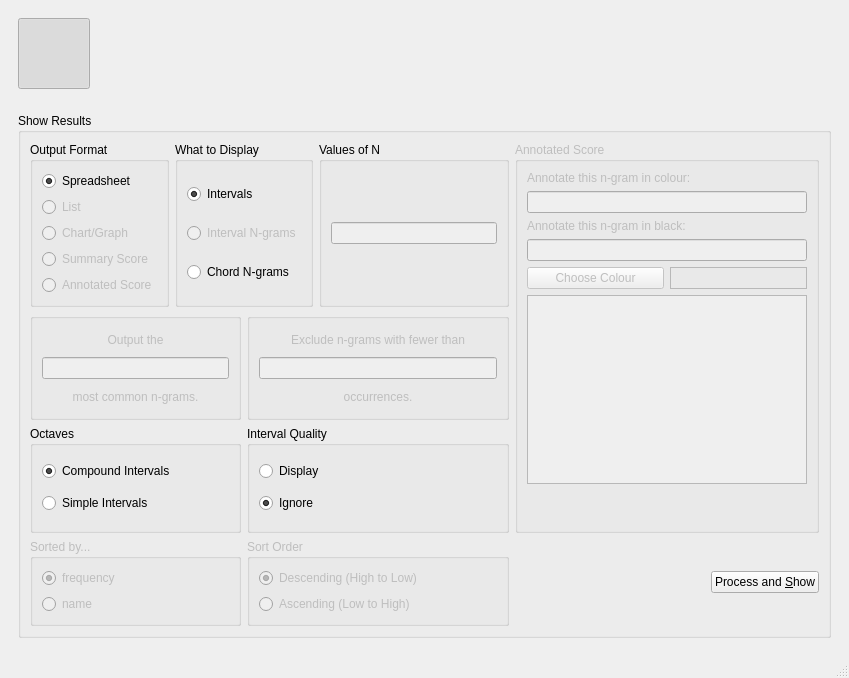
This is views/ui/main_window.ui in ELVIS-Project/vis-framework as Qt 5 draws it before an edit. The edited form follows.
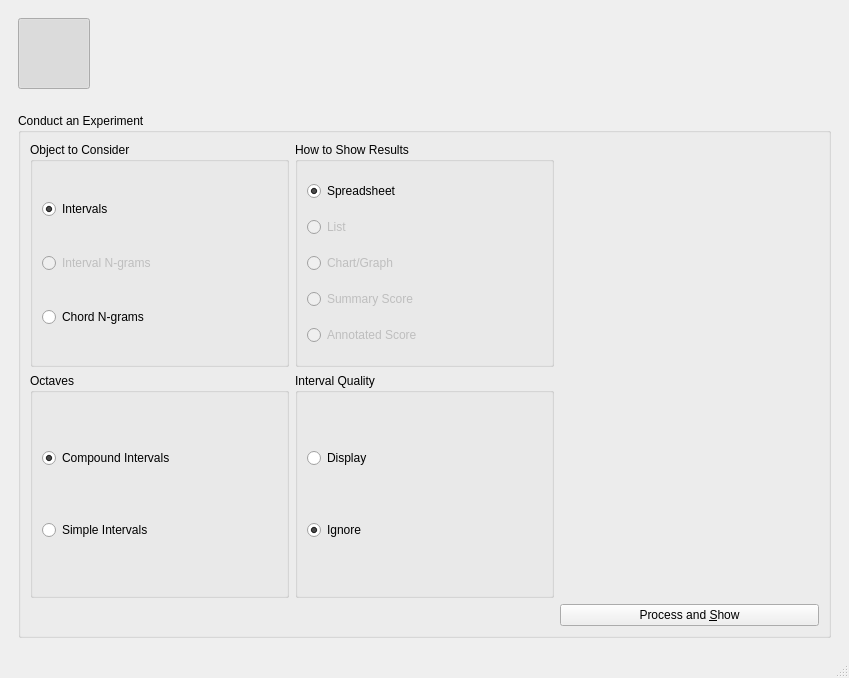
This is the edited form. Icons and pictures are not drawn.

The edit to the form file:
```diff
--- a/views/ui/main_window.ui
+++ b/views/ui/main_window.ui
@@ -636,13 +636,13 @@
         <item>
          <widget class="QGroupBox" name="groupBox_2">
           <property name="title">
-           <string>Show Results</string>
+           <string>Conduct an Experiment</string>
           </property>
           <layout class="QGridLayout" name="gridLayout">
-           <item row="0" column="0">
+           <item row="0" column="1">
             <widget class="QGroupBox" name="groupBox_5">
              <property name="title">
-              <string>Output Format</string>
+              <string>How to Show Results</string>
              </property>
              <layout class="QVBoxLayout" name="verticalLayout_9">
               <item>
@@ -701,36 +701,27 @@
              </layout>
             </widget>
            </item>
-           <item row="2" column="2" colspan="2">
-            <widget class="QGroupBox" name="groupBox_quality">
-             <property name="title">
-              <string>Interval Quality</string>
+           <item row="2" column="5">
+            <widget class="QPushButton" name="btn_show_results">
+             <property name="text">
+              <string>Process and &amp;Show</string>
              </property>
-             <layout class="QVBoxLayout" name="verticalLayout_10">
-              <item>
-               <widget class="QRadioButton" name="rdo_heedQuality">
-                <property name="text">
-                 <string>Display</string>
-                </property>
-               </widget>
-              </item>
-              <item>
-               <widget class="QRadioButton" name="rdo_noHeedQuality">
-                <property name="text">
-                 <string>Ignore</string>
-                </property>
-                <property name="checked">
-                 <bool>true</bool>
-                </property>
-               </widget>
-              </item>
-             </layout>
+             <property name="icon">
+              <iconset resource="icons.qrc">
+               <normaloff>:/icons/icons/show_checkmark.png</normaloff>:/icons/icons/show_checkmark.png</iconset>
+             </property>
+             <property name="iconSize">
+              <size>
+               <width>64</width>
+               <height>64</height>
+              </size>
+             </property>
             </widget>
            </item>
-           <item row="0" column="1" colspan="2">
+           <item row="0" column="0">
             <widget class="QGroupBox" name="groupBox_7">
              <property name="title">
-              <string>What to Display</string>
+              <string>Object to Consider</string>
              </property>
              <layout class="QVBoxLayout" name="verticalLayout_11">
               <item>
@@ -772,23 +763,7 @@
              </layout>
             </widget>
            </item>
-           <item row="0" column="3">
-            <widget class="QGroupBox" name="groupBox_n">
-             <property name="title">
-              <string>Values of N</string>
-             </property>
-             <layout class="QVBoxLayout" name="verticalLayout_12">
-              <item>
-               <widget class="QLineEdit" name="line_values_of_n">
-                <property name="enabled">
-                 <bool>false</bool>
-                </property>
-               </widget>
-              </item>
-             </layout>
-            </widget>
-           </item>
-           <item row="2" column="0" colspan="2">
+           <item row="1" column="0">
             <widget class="QGroupBox" name="groupBox_octaves">
              <property name="title">
               <string>Octaves</string>
@@ -814,256 +789,28 @@
              </layout>
             </widget>
            </item>
-           <item row="1" column="0" colspan="2">
-            <widget class="QGroupBox" name="groupBox_topX">
-             <property name="enabled">
-              <bool>false</bool>
-             </property>
+           <item row="1" column="1">
+            <widget class="QGroupBox" name="groupBox_quality">
              <property name="title">
-              <string/>
+              <string>Interval Quality</string>
              </property>
-             <layout class="QVBoxLayout" name="verticalLayout_14">
+             <layout class="QVBoxLayout" name="verticalLayout_10">
               <item>
-               <widget class="QLabel" name="label_5">
-                <property name="font">
-                 <font>
-                  <strikeout>false</strikeout>
-                  <kerning>true</kerning>
-                 </font>
-                </property>
+               <widget class="QRadioButton" name="rdo_heedQuality">
                 <property name="text">
-                 <string>Output the</string>
+                 <string>Display</string>
                 </property>
-                <property name="alignment">
-                 <set>Qt::AlignCenter</set>
-                </property>
                </widget>
               </item>
               <item>
-               <widget class="QLineEdit" name="line_output_most_common">
-                <property name="enabled">
-                 <bool>false</bool>
-                </property>
-               </widget>
-              </item>
-              <item>
-               <widget class="QLabel" name="lbl_most_common">
+               <widget class="QRadioButton" name="rdo_noHeedQuality">
                 <property name="text">
-                 <string>most common n-grams.</string>
+                 <string>Ignore</string>
                 </property>
-                <property name="alignment">
-                 <set>Qt::AlignCenter</set>
-                </property>
-               </widget>
-              </item>
-             </layout>
-            </widget>
-           </item>
-           <item row="1" column="2" colspan="2">
-            <widget class="QGroupBox" name="groupBox_threshold">
-             <property name="enabled">
-              <bool>false</bool>
-             </property>
-             <property name="title">
-              <string/>
-             </property>
-             <layout class="QVBoxLayout" name="verticalLayout_15">
-              <item>
-               <widget class="QLabel" name="lbl_exclude_if_fewer">
-                <property name="text">
-                 <string>Exclude n-grams with fewer than</string>
-                </property>
-                <property name="alignment">
-                 <set>Qt::AlignCenter</set>
-                </property>
-               </widget>
-              </item>
-              <item>
-               <widget class="QLineEdit" name="line_threshold">
-                <property name="enabled">
-                 <bool>false</bool>
-                </property>
-               </widget>
-              </item>
-              <item>
-               <widget class="QLabel" name="label_8">
-                <property name="text">
-                 <string>occurrences.</string>
-                </property>
-                <property name="alignment">
-                 <set>Qt::AlignCenter</set>
-                </property>
-               </widget>
-              </item>
-             </layout>
-            </widget>
-           </item>
-           <item row="3" column="0" colspan="2">
-            <widget class="QGroupBox" name="groupBox_sorted_by">
-             <property name="enabled">
-              <bool>false</bool>
-             </property>
-             <property name="title">
-              <string>Sorted by...</string>
-             </property>
-             <layout class="QVBoxLayout" name="verticalLayout_16">
-              <item>
-               <widget class="QRadioButton" name="rdo_frequency">
-                <property name="text">
-                 <string>frequency</string>
-                </property>
                 <property name="checked">
                  <bool>true</bool>
                 </property>
                </widget>
-              </item>
-              <item>
-               <widget class="QRadioButton" name="rdo_name">
-                <property name="text">
-                 <string>name</string>
-                </property>
-               </widget>
-              </item>
-             </layout>
-            </widget>
-           </item>
-           <item row="3" column="2" colspan="2">
-            <widget class="QGroupBox" name="groupBox_sort_order">
-             <property name="enabled">
-              <bool>false</bool>
-             </property>
-             <property name="title">
-              <string>Sort Order</string>
-             </property>
-             <layout class="QVBoxLayout" name="verticalLayout_17">
-              <item>
-               <widget class="QRadioButton" name="rdo_descending">
-                <property name="text">
-                 <string>Descending (High to Low)</string>
-                </property>
-                <property name="checked">
-                 <bool>true</bool>
-                </property>
-               </widget>
-              </item>
-              <item>
-               <widget class="QRadioButton" name="rdo_ascending">
-                <property name="text">
-                 <string>Ascending (Low to High)</string>
-                </property>
-               </widget>
-              </item>
-             </layout>
-            </widget>
-           </item>
-           <item row="3" column="5">
-            <widget class="QPushButton" name="btn_show_results">
-             <property name="text">
-              <string>Process and &amp;Show</string>
-             </property>
-             <property name="icon">
-              <iconset resource="icons.qrc">
-               <normaloff>:/icons/icons/show_checkmark.png</normaloff>:/icons/icons/show_checkmark.png</iconset>
-             </property>
-             <property name="iconSize">
-              <size>
-               <width>64</width>
-               <height>64</height>
-              </size>
-             </property>
-            </widget>
-           </item>
-           <item row="3" column="4">
-            <spacer name="horizontalSpacer_4">
-             <property name="orientation">
-              <enum>Qt::Horizontal</enum>
-             </property>
-             <property name="sizeHint" stdset="0">
-              <size>
-               <width>40</width>
-               <height>20</height>
-              </size>
-             </property>
-            </spacer>
-           </item>
-           <item row="0" column="4" rowspan="3" colspan="2">
-            <widget class="QGroupBox" name="groupBox_targeted_score">
-             <property name="enabled">
-              <bool>false</bool>
-             </property>
-             <property name="title">
-              <string>Annotated Score</string>
-             </property>
-             <layout class="QVBoxLayout" name="verticalLayout_18">
-              <item>
-               <widget class="QLabel" name="label_9">
-                <property name="text">
-                 <string>Annotate this n-gram in colour:</string>
-                </property>
-                <property name="alignment">
-                 <set>Qt::AlignBottom|Qt::AlignLeading|Qt::AlignLeft</set>
-                </property>
-               </widget>
-              </item>
-              <item>
-               <widget class="QLineEdit" name="line_ngram_in_colour">
-                <property name="alignment">
-                 <set>Qt::AlignLeading|Qt::AlignLeft|Qt::AlignVCenter</set>
-                </property>
-               </widget>
-              </item>
-              <item>
-               <widget class="QLabel" name="label_10">
-                <property name="text">
-                 <string>Annotate this n-gram in black:</string>
-                </property>
-                <property name="alignment">
-                 <set>Qt::AlignBottom|Qt::AlignLeading|Qt::AlignLeft</set>
-                </property>
-               </widget>
-              </item>
-              <item>
-               <widget class="QLineEdit" name="line_ngram_in_black"/>
-              </item>
-              <item>
-               <layout class="QHBoxLayout" name="horizontalLayout_6">
-                <item>
-                 <widget class="QPushButton" name="btn_targeted_choose_colour">
-                  <property name="text">
-                   <string>Choose Colour</string>
-                  </property>
-                 </widget>
-                </item>
-                <item>
-                 <widget class="QFrame" name="frame">
-                  <property name="autoFillBackground">
-                   <bool>false</bool>
-                  </property>
-                  <property name="frameShape">
-                   <enum>QFrame::StyledPanel</enum>
-                  </property>
-                  <property name="frameShadow">
-                   <enum>QFrame::Sunken</enum>
-                  </property>
-                 </widget>
-                </item>
-               </layout>
-              </item>
-              <item>
-               <widget class="QPlainTextEdit" name="txt_targeted_score"/>
-              </item>
-              <item>
-               <spacer name="verticalSpacer_3">
-                <property name="orientation">
-                 <enum>Qt::Vertical</enum>
-                </property>
-                <property name="sizeHint" stdset="0">
-                 <size>
-                  <width>20</width>
-                  <height>40</height>
-                 </size>
-                </property>
-               </spacer>
               </item>
              </layout>
             </widget>
```
Left out of the diff: 18 changed lines with no effect on the pictures.
